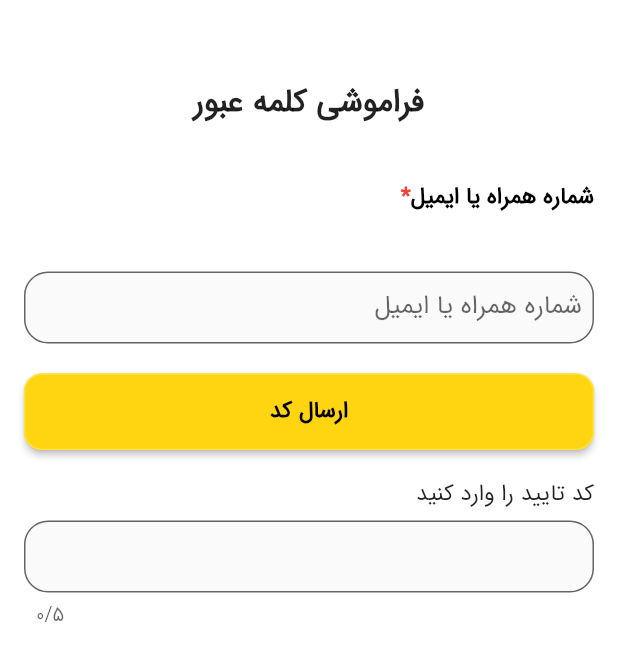
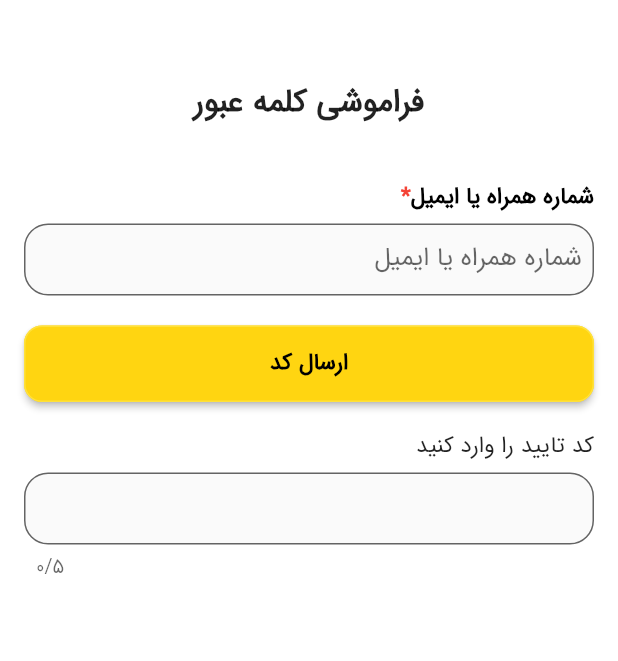
Before and after one commit to mohamadahmadisadr/mamak, a Flutter app: the screen it shows after launch, on a phone screen of 412 x 824 dp. Shown: the top 661 px of the screen. Run offline on Flutter 3.47's test engine with Material 2 defaults, Android fonts, the phone set to English and light mode, and no system bars; our stand-ins replace badges, cached_network_image, flutter_bloc, get, get_it, lottie and 4 more.

Commit message:
some change

```diff
--- a/core/lib/utils/timer/MyTimer.dart
+++ b/core/lib/utils/timer/MyTimer.dart
@@ -44,6 +44,10 @@ class MyTimer {
   void pushUpdate() {
     flow?.onchange(start);
   }
+
+  String? formatTime(){
+    return formatMMSS(start);
+  }
 }
 
 abstract class OnTimerChange {
--- a/lib/presentation/ui/main/MyLoader.dart
+++ b/lib/presentation/ui/main/MyLoader.dart
@@ -2,7 +2,7 @@ import 'package:flutter/cupertino.dart';
 import 'package:flutter/material.dart';
 
 class MyLoader extends StatelessWidget {
-  const MyLoader({Key? key, this.color = Colors.white}) : super(key: key);
+  const MyLoader({Key? key, this.color = Colors.black}) : super(key: key);
   final Color color;
 
   @override
--- a/lib/presentation/ui/user/ForgetPasswordUi.dart
+++ b/lib/presentation/ui/user/ForgetPasswordUi.dart
@@ -2,7 +2,6 @@ import 'package:feature/form/validator/login/MobileValidator.dart';
 import 'package:flutter/material.dart';
 import 'package:get/get.dart';
 import 'package:mamak/config/uiCommon/WidgetSize.dart';
-import 'package:mamak/presentation/state/app_state.dart';
 import 'package:mamak/presentation/ui/main/CubitProvider.dart';
 import 'package:mamak/presentation/ui/main/MyLoader.dart';
 import 'package:mamak/presentation/ui/main/TextFormFieldHelper.dart';
@@ -34,7 +33,7 @@ class ForgetPasswordUi extends StatelessWidget {
                 ),
                 20.dpv,
                 const FormTitleWithStar(title: "شماره همراه یا ایمیل"),
-                20.dpv,
+                4.dpv,
                 TextFormFieldHelper(
                   label: "شماره همراه یا ایمیل",
                   hint: "شماره همراه یا ایمیل",
@@ -54,10 +53,12 @@ class ForgetPasswordUi extends StatelessWidget {
                               ? const MyLoader()
                               : const Text('ارسال کد'));
                     }
-                    return Text(
-                      'کد تایید ارسال شد ${snapshot.data}',
-                      textAlign: TextAlign.center,
-                    );
+                    return bloc.state.isLoading
+                        ? const MyLoader()
+                        : Text(
+                            'کد تایید ارسال شد ${bloc.myTimer.formatTime()}',
+                            textAlign: TextAlign.center,
+                          );
                   },
                 ),
                 10.dpv,
```
Also changed, not shown: lib/presentation/viewModel/user/ForgetPasswordViewModel.dart (+10 -4 lines).
